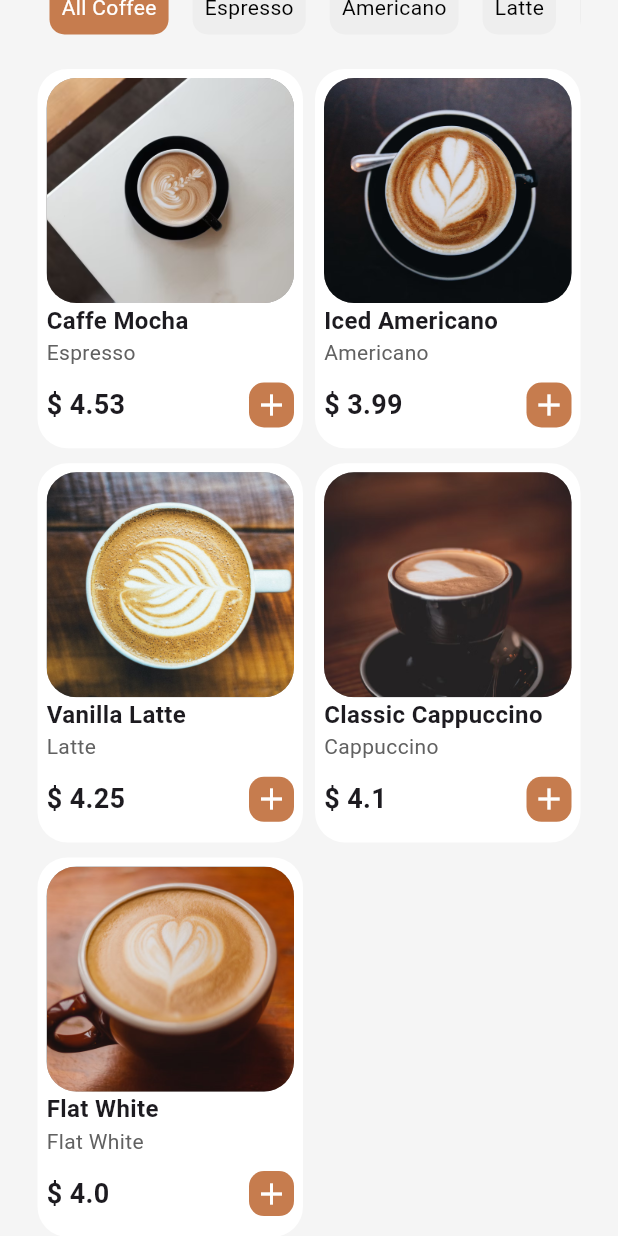
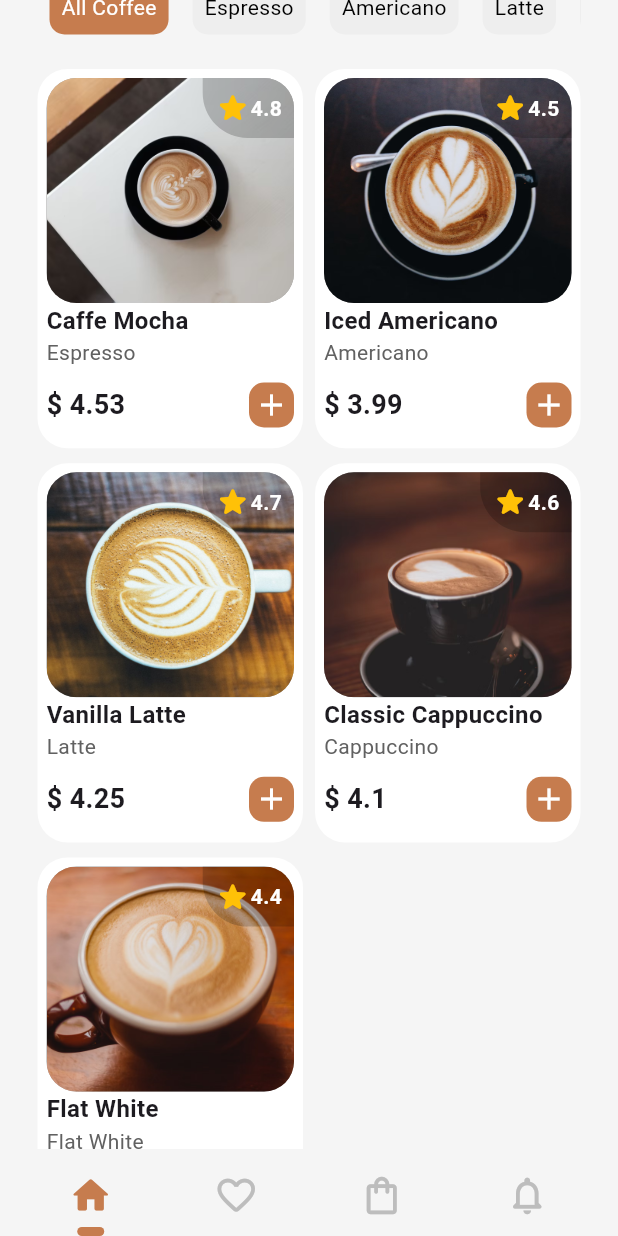
Before and after one commit to VishishtaDilsara/coffee-shop-mobile-app, a Flutter app: the HomeScreen screen opened directly, scrolled down 433 dp, on a phone screen of 412 x 824 dp. Run offline on Flutter 3.47's test engine with Material 3 defaults, Android fonts, the phone set to English and light mode, and no system bars.

Commit message:
Bottom Navigation Bar created

```diff
--- a/lib/screens/home_screen.dart
+++ b/lib/screens/home_screen.dart
@@ -10,6 +10,27 @@ class HomeScreen extends StatelessWidget {
     final size = MediaQuery.sizeOf(context);
     return Scaffold(
       backgroundColor: Colors.grey.shade100,
+      bottomNavigationBar: SafeArea(
+        child: Padding(
+          padding: const EdgeInsets.only(left: 12, right: 12, top: 16),
+          child: Row(
+            mainAxisAlignment: MainAxisAlignment.spaceAround,
+            children: [
+              CustomBottomNavigationBaritem(
+                icon: Icons.home_rounded,
+                isSelected: true,
+              ),
+              CustomBottomNavigationBaritem(
+                icon: Icons.favorite_outline_rounded,
+              ),
+              CustomBottomNavigationBaritem(icon: Icons.shopping_bag_outlined),
+              CustomBottomNavigationBaritem(
+                icon: Icons.notifications_none_rounded,
+              ),
+            ],
+          ),
+        ),
+      ),
       body: SingleChildScrollView(
         child: Column(
           children: [
@@ -231,6 +252,39 @@ class HomeScreen extends StatelessWidget {
                                   ),
                                   borderRadius: BorderRadius.circular(20),
                                 ),
+                                child: Stack(
+                                  children: [
+                                    Align(
+                                      alignment: Alignment.topRight,
+                                      child: Container(
+                                        padding: EdgeInsets.all(8),
+                                        decoration: BoxDecoration(
+                                          color: Colors.black.withAlpha(50),
+                                          borderRadius: BorderRadius.only(
+                                            bottomLeft: Radius.circular(30),
+                                            topRight: Radius.circular(20),
+                                          ),
+                                        ),
+                                        child: Row(
+                                          mainAxisSize: MainAxisSize.min,
+                                          children: [
+                                            Icon(
+                                              Icons.star_rounded,
+                                              color: Colors.amber,
+                                            ),
+                                            Text(
+                                              productIndex.rating.toString(),
+                                              style: TextStyle(
+                                                color: Colors.white,
+                                                fontWeight: FontWeight.bold,
+                                              ),
+                                            ),
+                                          ],
+                                        ),
+                                      ),
+                                    ),
+                                  ],
+                                ),
                               ),
                               Text(
                                 productIndex.name,
@@ -281,3 +335,38 @@ class HomeScreen extends StatelessWidget {
     );
   }
 }
+
+class CustomBottomNavigationBaritem extends StatelessWidget {
+  final bool isSelected;
+  final IconData icon;
+  const CustomBottomNavigationBaritem({
+    super.key,
+    required this.icon,
+    this.isSelected = false,
+  });
+
+  @override
+  Widget build(BuildContext context) {
+    return Column(
+      mainAxisSize: MainAxisSize.min,
+      children: [
+        Icon(
+          icon,
+          color: isSelected ? CustomColors.primaryColor : Colors.grey.shade400,
+          size: 30,
+        ),
+        SizedBox(height: 6),
+        isSelected
+            ? Container(
+                width: 18,
+                height: 6,
+                decoration: BoxDecoration(
+                  color: CustomColors.primaryColor,
+                  borderRadius: BorderRadius.circular(10),
+                ),
+              )
+            : SizedBox(height: 6),
+      ],
+    );
+  }
+}
```
